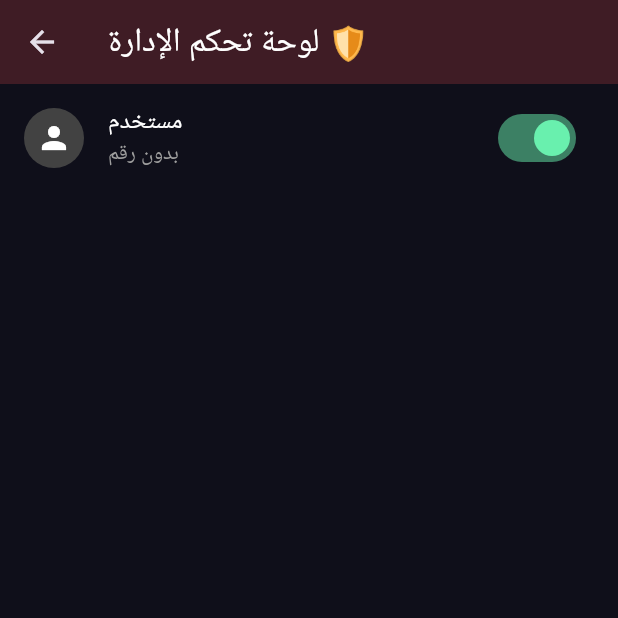
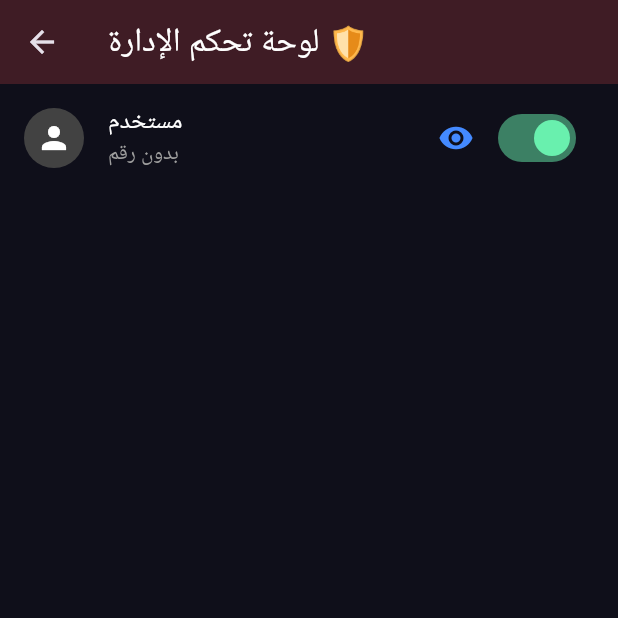
Before and after one commit to Mr3bdo190/sweet_factory, a Flutter app: the AdminDashboard screen opened directly, on a phone screen of 412 x 824 dp, the top half of it. Run offline on Flutter 3.47's test engine with Material 3 defaults, Android fonts, the phone set to English and light mode, and no system bars; our stand-ins replace audioplayers, cloud_firestore, firebase_auth, firebase_core, flutter_contacts, image_picker; missing offline and left inert: cloudinary_public, record; accounts and stored records are empty.

Commit message:
Admin Full Control: Added Chat Viewer and fixed Real-time Online/Offline tracking

```diff
--- a/lib/screens/admin_dashboard.dart
+++ b/lib/screens/admin_dashboard.dart
@@ -1,5 +1,6 @@
 import 'package:flutter/material.dart';
 import 'package:cloud_firestore/cloud_firestore.dart';
+import 'admin_user_chats.dart';
 
 class AdminDashboard extends StatelessWidget {
   const AdminDashboard({super.key});
@@ -20,8 +21,8 @@ class AdminDashboard extends StatelessWidget {
           return ListView.builder(
             itemCount: snapshot.data!.docs.length,
             itemBuilder: (context, index) {
-              var user = snapshot.data!.docs[index];
-              var data = user.data() as Map<String, dynamic>;
+              var userDoc = snapshot.data!.docs[index];
+              var data = userDoc.data() as Map<String, dynamic>;
               bool isBanned = data['isBanned'] == true;
 
               return ListTile(
@@ -32,13 +33,26 @@ class AdminDashboard extends StatelessWidget {
                 ),
                 title: Text(data['name'] ?? 'مستخدم', style: const TextStyle(color: Colors.white)),
                 subtitle: Text(data['phone'] ?? 'بدون رقم', style: const TextStyle(color: Colors.grey)),
-                trailing: Switch(
-                  value: !isBanned, // لو مش محظور يبقى السويتش أخضر
-                  activeColor: Colors.greenAccent,
-                  inactiveThumbColor: Colors.redAccent,
-                  onChanged: (val) {
-                    FirebaseFirestore.instance.collection('users').doc(user.id).update({'isBanned': !val});
-                  },
+                trailing: Row(
+                  mainAxisSize: MainAxisSize.min,
+                  children: [
+                    // زرار المراقبة (يدخلك على رسايله)
+                    IconButton(
+                      icon: const Icon(Icons.remove_red_eye, color: Colors.blueAccent),
+                      onPressed: () {
+                        Navigator.push(context, MaterialPageRoute(builder: (context) => AdminUserChats(targetUid: userDoc.id, targetName: data['name'] ?? 'مستخدم')));
+                      },
+                    ),
+                    // زرار الحظر (Ban)
+                    Switch(
+                      value: !isBanned,
+                      activeColor: Colors.greenAccent,
+                      inactiveThumbColor: Colors.redAccent,
+                      onChanged: (val) {
+                        FirebaseFirestore.instance.collection('users').doc(userDoc.id).update({'isBanned': !val});
+                      },
+                    ),
+                  ],
                 ),
               );
             },
--- a/lib/services/presence_service.dart
+++ b/lib/services/presence_service.dart
@@ -15,9 +15,9 @@ class PresenceService with WidgetsBindingObserver {
   @override
   void didChangeAppLifecycleState(AppLifecycleState state) {
     if (state == AppLifecycleState.resumed) {
-      _updatePresence(true); // رجع للتطبيق
-    } else {
-      _updatePresence(false); // قفل أو نزل التطبيق
+      _updatePresence(true); // التطبيق مفتوح في الشاشة
+    } else if (state == AppLifecycleState.paused || state == AppLifecycleState.inactive || state == AppLifecycleState.detached) {
+      _updatePresence(false); // نزل في الخلفية أو اتقفل
     }
   }
 
```
Also changed, not shown: lib/screens/admin_chat_viewer.dart (added, +60 -0 lines), lib/screens/admin_user_chats.dart (added, +44 -0 lines).
